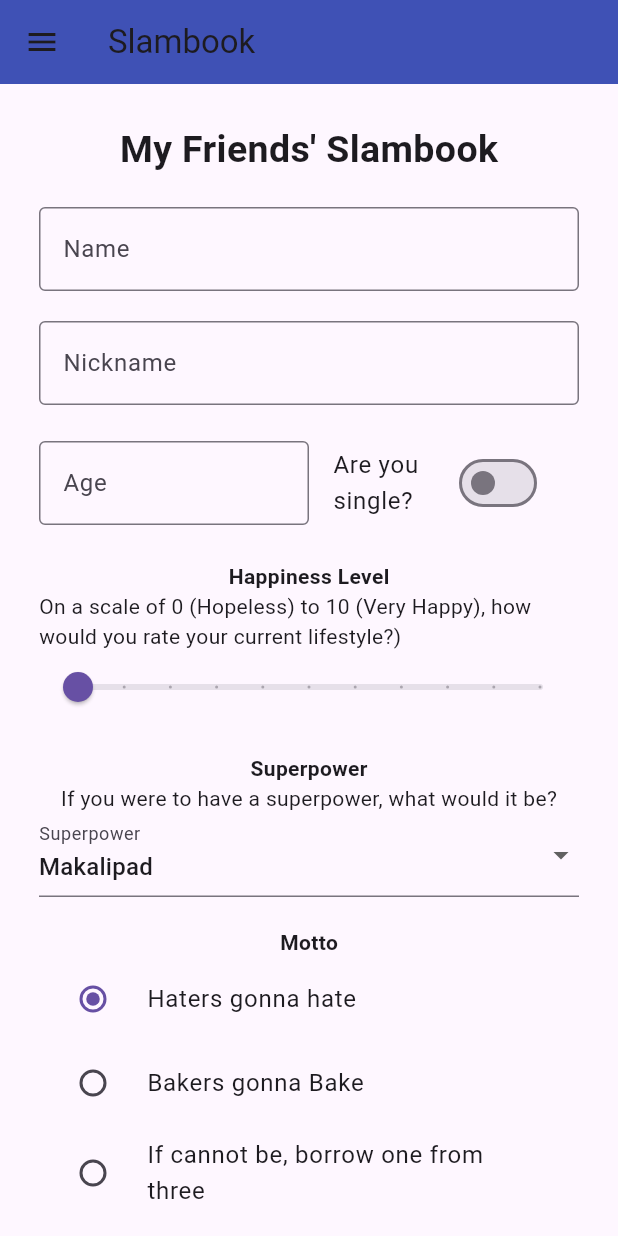
After one commit to sigmund-baybay/cmsc23-final, a Flutter app: the screen it shows after launch, after a tap on "Go to Slambook", on a phone screen of 412 x 824 dp. The commit adds this screen. Run offline on Flutter 3.47's test engine with Material 3 defaults, Android fonts, the phone set to English and light mode, and no system bars.

Commit message:
feat: Added all necessary components for the Slambook such as the Slambook form itself and the Friends page.

```diff
--- /dev/null
+++ b/lib/Friends.dart
@@ -0,0 +1,170 @@
+import 'package:flutter/material.dart';
+
+class Friends extends StatefulWidget {
+  final Map<String, dynamic> friendList;
+
+  Friends({required this.friendList});
+
+  @override
+  _FriendsState createState() => _FriendsState();
+}
+
+class _FriendsState extends State<Friends> {
+  late Map<String, dynamic> _friends;
+
+  @override
+  void initState() {
+    super.initState();
+    _friends = widget.friendList;
+  }
+
+  @override
+  Widget build(BuildContext context) {
+    return Scaffold(
+      appBar: AppBar(title: Text('Friends List'),backgroundColor: Colors.indigo,),
+      drawer: drawer(),
+      body: _friends.isEmpty
+          ? Center(
+              child: Column(
+                mainAxisAlignment: MainAxisAlignment.center,
+                children: [
+                  Icon(Icons.people),
+                  Text('No friends added yet.'),
+                  SizedBox(height: 16),
+                  ElevatedButton(
+                    onPressed: () async {
+                      final newFriend = await Navigator.pushNamed(context, '/slambook');
+                      if (newFriend != null && newFriend is Map<String, dynamic>) {
+                        setState(() {
+                          _friends[newFriend['Name']] = newFriend;
+                        });
+                      }
+                    },
+                    child: Text('Go to Slambook'),
+                  ),
+                ],
+              ),
+            )
+          : ListView.builder(
+              itemCount: _friends.length,
+              itemBuilder: (context, index) {
+                String friendName = _friends.keys.elementAt(index);
+                return ListTile(
+                  title: Text('${friendName}'),
+                  onTap: () {
+                    Navigator.push(
+                      context,
+                      MaterialPageRoute(
+                        builder: (context) => FriendDetailPage(friend: _friends[friendName]),
+                      ),
+                    );
+                  },
+                );
+              },
+            ),
+    );
+  }
+
+  Widget drawer() {
+    return Drawer(
+      child: ListView(
+        children: [
+          DrawerHeader(child: Text("Exercise 5: Menu, Routes, and Navigation")),
+          ListTile(
+            title: Text("Friends"),
+            onTap: () {
+              Navigator.pop(context);
+              Navigator.pushNamed(context, "/friends", arguments: widget.friendList);
+            },
+          ),
+          ListTile(
+            title: Text("Slambook"),
+            onTap: () {
+              Navigator.pop(context);
+              Navigator.pushNamed(context, "/slambook", arguments: widget.friendList);
+            },
+          ),
+        ],
+      ),
+    );
+  }
+}
+
+class FriendDetailPage extends StatelessWidget {
+  final Map<String, dynamic> friend;
+
+  FriendDetailPage({required this.friend});
+
+  @override
+  Widget build(BuildContext context) {
+    return Scaffold(
+      appBar: AppBar(title: Text('${friend['Name']}')),
+      body: Padding(
+        padding: const EdgeInsets.all(20.0),
+        child: Column(
+          mainAxisAlignment: MainAxisAlignment.start,
+          children: [
+            Center(child: Text("Summary", style: TextStyle(fontSize: 25, fontWeight: FontWeight.bold))),
+
+            Row(mainAxisAlignment: MainAxisAlignment.spaceBetween,
+              children: [
+              Text('Name'),
+              Text('${friend["Name"]}')
+
+            ],),
+            SizedBox(height: 8),
+            Row(mainAxisAlignment: MainAxisAlignment.spaceBetween,
+              children: [
+              Text('Nickname'),
+              Text('${friend["Nickname"]}')
+
+            ],),
+            SizedBox(height: 8),
+            Row(mainAxisAlignment: MainAxisAlignment.spaceBetween,
+              children: [
+              Text('Age'),
+              Text('${friend["Age"]}')
+
+            ],),
+            SizedBox(height: 8),
+            Row(mainAxisAlignment: MainAxisAlignment.spaceBetween,
+              children: [
+              Text('Relationship Status'),
+              Text('${friend["Relationship Status"]}')
+
+            ],),
+            SizedBox(height: 8),
+            Row(mainAxisAlignment: MainAxisAlignment.spaceBetween,
+              children: [
+              Text('Happiness Level'),
+              Text('${friend["Happiness Level"]}')
+
+            ],),
+            SizedBox(height: 8),
+            Row(mainAxisAlignment: MainAxisAlignment.spaceBetween,
+              children: [
+              Text('Superpower'),
+              Text('${friend["Superpower"]}')
+
+            ],),
+            SizedBox(height: 8),
+            Row(mainAxisAlignment: MainAxisAlignment.spaceBetween,
+              children: [
+              Text('Favorite Motto'),
+              Text('${friend["Favorite Motto"]}')
+
+            ],),
+
+            Center(
+              child: ElevatedButton(onPressed: (){
+                Navigator.pop(context);
+              }, child: Text("Go back"),
+            ),
+            ),
+
+          ],
+        ),
+      ),
+    );
+  }
+}
--- /dev/null
+++ b/lib/Slambook.dart
@@ -0,0 +1,359 @@
+import 'package:flutter/foundation.dart';
+import 'package:flutter/material.dart';
+import 'package:flutter/widgets.dart';
+
+class Slambook extends StatefulWidget {
+  final Map<String, dynamic> friendList;
+
+  Slambook({required this.friendList, super.key});
+
+  @override
+  _SlambookState createState() => _SlambookState();
+}
+
+class _SlambookState extends State<Slambook> {
+  static final List<String> _dropdownOptions = [
+    "Makalipad",
+    "Maging Invisible",
+    "Mapaibig siya",
+    "Mapabago ang isip niya",
+    "Mapalimot siya",
+    "Mabalik ang nakaraan",
+    "Mapaghiwalay sila",
+    "Makarma siya",
+    "Mapasagasaan siya sa pison",
+    "Mapaitim ang tuhod ng iniibig niya"
+  ];
+  static final List<String> _motto = [
+    "Haters gonna hate",
+    "Bakers gonna Bake",
+    "If cannot be, borrow one from three",
+    "Less is more, more or less",
+    "Better late than sorry",
+    "Don't talk to strangers when your mouth is full",
+    "Let's burn the bridge when we get there"
+  ];
+
+  final _formKey = GlobalKey<FormState>();
+  final TextEditingController _nameController = TextEditingController();
+  final TextEditingController _nicknameController = TextEditingController();
+  final TextEditingController _ageController = TextEditingController();
+  bool _relationshipStatus = false;
+  double _happinessLevel = 0;
+  String? _superpower = _dropdownOptions.first;
+  String? _favoriteMotto = _motto.first;
+
+
+  void _resetForm() {
+    _formKey.currentState?.reset();
+    _nameController.clear();
+    _nicknameController.clear();
+    _ageController.clear();
+    setState(() {
+      _relationshipStatus = false;
+      _happinessLevel = 0;
+      _superpower = _dropdownOptions.first;
+      _favoriteMotto = _motto.first;
+    });
+  }
+
+  void _submitForm() {
+  if (_formKey.currentState?.validate() ?? false) {
+    final newEntry = {
+      'Name': _nameController.text,
+      'Nickname': _nicknameController.text,
+      'Age': _ageController.text,
+      'Relationship Status': _relationshipStatus ? "Single" : "Not Single",
+      'Happiness Level': _happinessLevel,
+      'Superpower': _superpower,
+      'Favorite Motto': _favoriteMotto,
+    };
+
+    setState(() {
+      widget.friendList['${_nameController.text}'] = newEntry;
+      summary();
+    });
+
+    print(widget.friendList['${_nameController.text}']);
+
+  }
+}
+
+
+  @override
+  Widget build(BuildContext context) {
+    return Scaffold(
+      appBar: AppBar(title: Text('Slambook'),backgroundColor: Colors.indigo,),
+      drawer: drawer(),
+      body: Padding(
+        padding: const EdgeInsets.all(16.0),
+        child: Form(
+          key: _formKey,
+          child: ListView(
+            children: [
+              Padding(
+              padding: EdgeInsets.all(10),
+              child: Center(child: Text("My Friends' Slambook", style: TextStyle(fontSize: 25, fontWeight: FontWeight.bold),)),
+              ),
+
+              Padding(
+              padding: EdgeInsets.all(10),
+              child: TextFormField(
+                controller: _nameController,
+                decoration: InputDecoration(
+                  border: OutlineInputBorder(),
+                  labelText: 'Name'),
+                validator: (value) {
+                  if (value == null || value.isEmpty) {
+                    return 'Please enter some text';
+                  }
+                  return null;
+                },
+              )),
+
+              Padding(
+              padding: EdgeInsets.all(10),
+              child: TextFormField(
+                controller: _nicknameController,
+                decoration: InputDecoration(
+                  border: OutlineInputBorder(),
+                  labelText: 'Nickname'),
+                validator: (value) {
+                  if (value == null || value.isEmpty) {
+                    return 'Please enter some text';
+                  }
+                  return null;
+                },
+              )),
+              Padding(
+              padding: EdgeInsets.all(10),
+              child: Row(
+                children: [
+                  Expanded(child:
+                  TextFormField(
+                    controller: _ageController,
+                    decoration: InputDecoration(
+                      border: OutlineInputBorder(),
+                      labelText: 'Age'),
+                    keyboardType: TextInputType.number,
+                    validator: (value) {
+                      if (value == null || value.isEmpty) {
+                        return 'Please enter some text';
+                      }
+                      if (int.tryParse(value) == null) {
+                        return 'Please enter some text';
+                      }
+                      return null;
+                    },
+                  )),
+
+                  Flexible(child:
+                  SwitchListTile(
+                    title: Text('Are you single?'),
+                    value: _relationshipStatus,
+                    onChanged: (bool value) {
+                      setState(() {
+                        _relationshipStatus = value;
+                      });
+                    },
+                  )),
+                ],
+              )),
+
+              Padding(
+              padding: EdgeInsets.all(10),
+              child: Column(
+                mainAxisAlignment: MainAxisAlignment.center,
+                children: [
+                  Text("Happiness Level", style: TextStyle(fontWeight: FontWeight.bold),),
+                  Text("On a scale of 0 (Hopeless) to 10 (Very Happy), how would you rate your current lifestyle?)"),
+                  Slider(
+                    value: _happinessLevel,
+                    min: 0,
+                    max: 10,
+                    divisions: 10,
+                    label: _happinessLevel.round().toString(),
+                    onChanged: (double value) {
+                      setState(() {
+                        _happinessLevel = value;
+                      });
+                    },
+                  )
+                ],
+              )
+              ),
+
+              Padding(
+              padding: EdgeInsets.all(10),
+              child: Column(
+                mainAxisAlignment: MainAxisAlignment.center,
+                children: [
+                  Text("Superpower", style: TextStyle(fontWeight: FontWeight.bold),),
+                  Text("If you were to have a superpower, what would it be?"),
+                  DropdownButtonFormField<String>(
+                    decoration: InputDecoration(labelText: 'Superpower'),
+                    value: _superpower,
+                    items: _dropdownOptions.map((String power) {
+                      return DropdownMenuItem<String>(
+                        value: power,
+                        child: Text(power),
+                      );
+                    }).toList(),
+                    onChanged: (String? newValue) {
+                      setState(() {
+                        _superpower = newValue;
+                      });
+                    },
+                    validator: (value) {
+                      if (value == null || value.isEmpty) {
+                        return 'Please select an option';
+                      }
+                      return null;
+                    },
+                  )
+                ],
+              ),
+              ),
+
+
+              Padding(
+              padding: EdgeInsets.all(10),
+              child: Column(children: [
+                Text("Motto", style: TextStyle(fontWeight: FontWeight.bold),),
+
+                Column(
+                  children: _motto.map((motto) {
+                    return RadioListTile<String>(
+                      title: Text(motto),
+                      value: motto,
+                      groupValue: _favoriteMotto,
+                      onChanged: (String? value) {
+                        setState(() {
+                          _favoriteMotto = value;
+                        });
+                      },
+                    );
+                  }).toList(),
+                ),
+              ],)),
+
+              Padding(
+              padding: EdgeInsets.all(10),
+              child: Row(
+                mainAxisAlignment: MainAxisAlignment.spaceEvenly,
+                children: [
+                  ElevatedButton(
+                    onPressed: _resetForm,
+                    child: Text('Reset'),
+                  ),
+                  ElevatedButton(
+                    onPressed: _submitForm,
+                    child: Text('Submit'),
+                  ),
+                ],
+              )),
+
+              summary(),
+            ],
+          ),
+        ),
+      ),
+    );
+  }
+
+  Widget drawer() {
+    return Drawer(
+      child: ListView(
+        children: [
+          DrawerHeader(child: Text("Exercise 5: Menu, Routes, and Navigation")),
+          ListTile(
+            title: Text("Friends"),
+            onTap: () {
+              Navigator.pop(context);
+              Navigator.pushNamed(context, "/friends", arguments: widget.friendList);
+            },
+          ),
+          ListTile(
+            title: Text("Slambook"),
+            onTap: () async {
+              Navigator.pop(context);
+              final result = await Navigator.pushNamed(context, "/slambook", arguments: widget.friendList);
+            },
+          ),
+        ],
+      ),
+    );
+  }
+
+  Widget summary() {
+    if (widget.friendList[_nameController.text] != null){
+      final friend = widget.friendList[_nameController.text];
+
+      return Container(
+
+      padding: EdgeInsets.all(20),
+      child: Column(children: [
+        Divider(
+              thickness: 3,
+              color: Colors.indigoAccent,
+            ),
+
+        Center(child: Text("Summary", style: TextStyle(fontSize: 25, fontWeight: FontWeight.bold))),
+
+        Row(mainAxisAlignment: MainAxisAlignment.spaceBetween,
+          children: [
+          Text('Name'),
+          Text('${friend["Name"]}')
+
+        ],),
+        SizedBox(height: 8),
+        Row(mainAxisAlignment: MainAxisAlignment.spaceBetween,
+          children: [
+          Text('Nickname'),
+          Text('${friend["Nickname"]}')
+
+        ],),
+        SizedBox(height: 8),
+        Row(mainAxisAlignment: MainAxisAlignment.spaceBetween,
+          children: [
+          Text('Age'),
+          Text('${friend["Age"]}')
+
+        ],),
+        SizedBox(height: 8),
+        Row(mainAxisAlignment: MainAxisAlignment.spaceBetween,
+          children: [
+          Text('Relationship Status'),
+          Text('${friend["Relationship Status"]}')
+
+        ],),
+        SizedBox(height: 8),
+        Row(mainAxisAlignment: MainAxisAlignment.spaceBetween,
+          children: [
+          Text('Happiness Level'),
+          Text('${friend["Happiness Level"]}')
+
+        ],),
+        SizedBox(height: 8),
+        Row(mainAxisAlignment: MainAxisAlignment.spaceBetween,
+          children: [
+          Text('Superpower'),
+          Text('${friend["Superpower"]}')
+
+        ],),
+        SizedBox(height: 8),
+        Row(mainAxisAlignment: MainAxisAlignment.spaceBetween,
+          children: [
+          Text('Favorite Motto'),
+          Text('${friend["Favorite Motto"]}')
+
+        ],),
+      ],
+      ),
+    );
+    }else {return SizedBox(height: 0);
+  }
+
+  }
+
+}
```
Also changed, not shown: lib/main.dart (+13 -110 lines), 1 other file.
